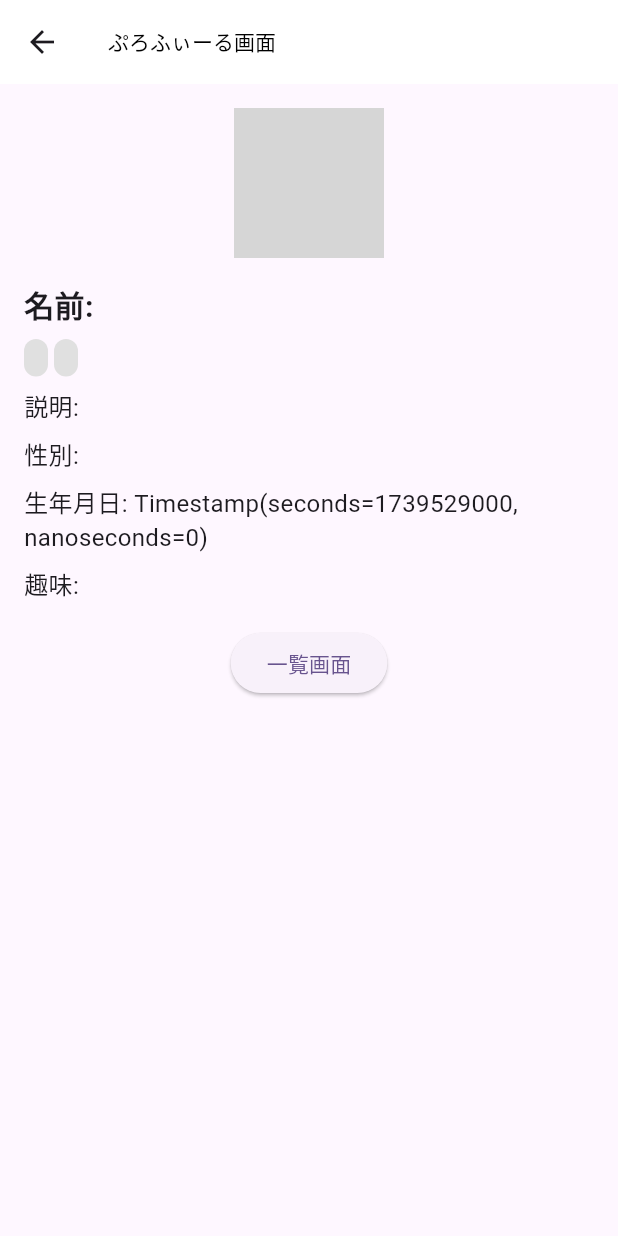
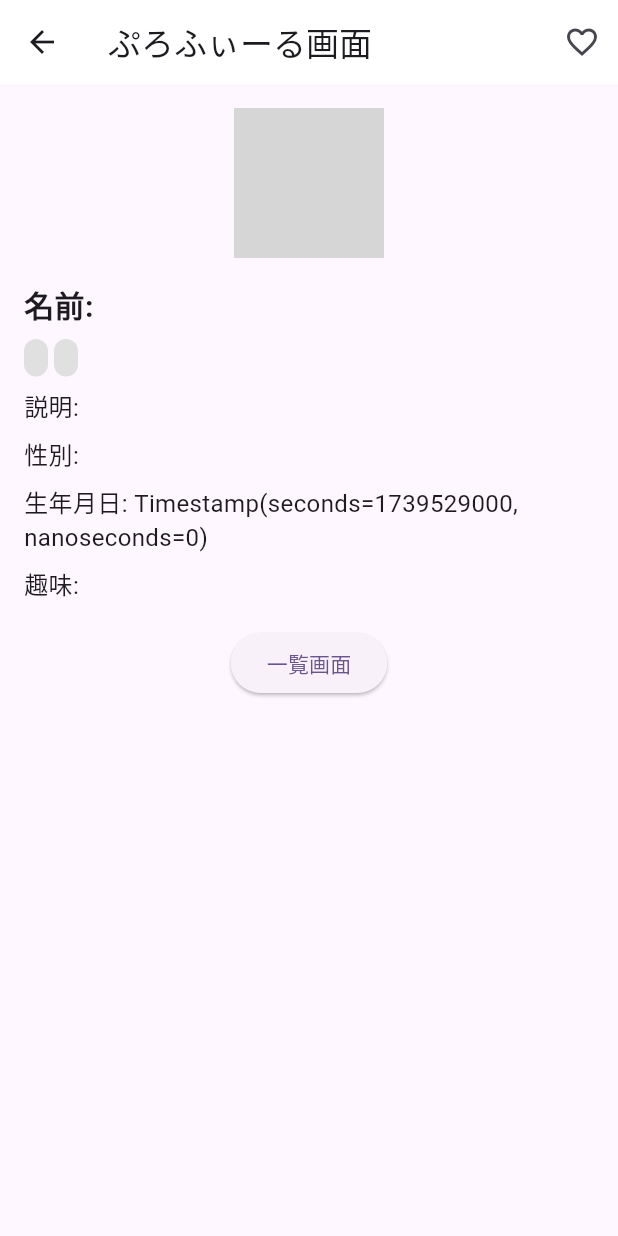
Before and after one commit to jyogi-web/geek2024_vol.22_1, a Flutter app: the ProfileDetailScreen screen opened directly with empty values, on a phone screen of 412 x 824 dp. Run offline on Flutter 3.47's test engine with Material 3 defaults, Android fonts, the phone set to English and light mode, and no system bars; our stand-ins replace cloud_firestore, firebase_auth, firebase_core, flutter_chat_types, flutter_chat_ui, flutter_dotenv and 3 more; accounts and stored records are empty; network calls fail; grey boxes are pictures that could not be loaded.

Commit message:
お気に入り機能実装

```diff
--- a/lib/ui/home/ProfileDetailScreen.dart
+++ b/lib/ui/home/ProfileDetailScreen.dart
@@ -1,33 +1,73 @@
 import 'package:flutter/material.dart';
 import 'package:cloud_firestore/cloud_firestore.dart';
 
-class ProfileDetailScreen extends StatelessWidget {
+class ProfileDetailScreen extends StatefulWidget {
   final String documentId;
 
   ProfileDetailScreen({required this.documentId});
 
   @override
+  _ProfileDetailScreenState createState() => _ProfileDetailScreenState();
+}
+
+class _ProfileDetailScreenState extends State<ProfileDetailScreen> {
+  bool isFavorite = false;
+  Map<String, dynamic>? profile;
+
+  @override
+  void initState() {
+    super.initState();
+    _fetchProfileData();
+  }
+
+  // Firestore からプロフィールデータを取得
+  void _fetchProfileData() async {
+    DocumentSnapshot doc = await FirebaseFirestore.instance.collection('profiles').doc(widget.documentId).get();
+    if (doc.exists) {
+      setState(() {
+        profile = doc.data() as Map<String, dynamic>?;
+        isFavorite = profile?['isFavorite'] ?? false;
+      });
+    }
+  }
+
+  // お気に入りを切り替える
+  void _toggleFavorite() {
+    setState(() {
+      isFavorite = !isFavorite;
+    });
+
+    FirebaseFirestore.instance.collection('profiles').doc(widget.documentId).update({
+      'isFavorite': isFavorite,
+    });
+  }
+
+  @override
   Widget build(BuildContext context) {
+    if (profile == null) {
+      return Scaffold(
+        appBar: AppBar(
+          title: Text("プロフィール詳細"),
+          backgroundColor: Colors.white,
+          elevation: 0,
+        ),
+        body: Center(child: CircularProgressIndicator()),
+      );
+    }
+
     return Scaffold(
       appBar: AppBar(
         title: Text("ぷろふぃーる画面"),
         backgroundColor: Colors.white,
         elevation: 0,
-        titleTextStyle: TextStyle(color: Colors.black),
+        actions: [
+          IconButton(
+            icon: Icon(isFavorite ? Icons.favorite : Icons.favorite_border, color: isFavorite ? Colors.red : null),
+            onPressed: _toggleFavorite,
           ),
-      body: FutureBuilder<DocumentSnapshot>(
-        future: FirebaseFirestore.instance.collection('profiles').doc(documentId).get(),
-        builder: (context, snapshot) {
-          if (snapshot.connectionState == ConnectionState.waiting) {
-            return Center(child: CircularProgressIndicator());
-          }
-          if (!snapshot.hasData || !snapshot.data!.exists) {
-            return Center(child: Text("プロフィールが見つかりません"));
-          }
-
-          var profile = snapshot.data!.data() as Map<String, dynamic>;
-
-          return Padding(
+        ],
+      ),
+      body: Padding(
         padding: EdgeInsets.all(16.0),
         child: Column(
           crossAxisAlignment: CrossAxisAlignment.start,
@@ -35,27 +75,27 @@ class ProfileDetailScreen extends StatelessWidget {
             Center(
               child: CircleAvatar(
                 radius: 50,
-                    backgroundImage: profile['imageUrl'] != null ? NetworkImage(profile['imageUrl']) : null,
-                    child: profile['imageUrl'] == null ? Icon(Icons.person, size: 50) : null,
+                backgroundImage: profile?['imageUrl'] != null ? NetworkImage(profile!['imageUrl']) : null,
+                child: profile?['imageUrl'] == null ? Icon(Icons.person, size: 50) : null,
               ),
             ),
             SizedBox(height: 16),
-                Text("名前: ${profile['name'] ?? '名前なし'}", style: TextStyle(fontSize: 20, fontWeight: FontWeight.bold)),
+            Text("名前: ${profile?['name'] ?? '名前なし'}", style: TextStyle(fontSize: 20, fontWeight: FontWeight.bold)),
             SizedBox(height: 8),
             Row(
               children: [
-                    if (profile['tag1'] != null) _buildTag(profile['tag1']),
-                    if (profile['tag2'] != null) _buildTag(profile['tag2']),
+                if (profile?['tag1'] != null) _buildTag(profile!['tag1']),
+                if (profile?['tag2'] != null) _buildTag(profile!['tag2']),
               ],
             ),
             SizedBox(height: 8),
-                Text("説明: ${profile['description'] ?? 'なし'}", style: TextStyle(fontSize: 16)),
+            Text("説明: ${profile?['description'] ?? 'なし'}", style: TextStyle(fontSize: 16)),
             SizedBox(height: 8),
-                Text("性別: ${profile['gender'] ?? '不明'}", style: TextStyle(fontSize: 16)),
+            Text("性別: ${profile?['gender'] ?? '不明'}", style: TextStyle(fontSize: 16)),
             SizedBox(height: 8),
-                Text("生年月日: ${profile['birthDate'] ?? '?'}", style: TextStyle(fontSize: 16)),
+            Text("生年月日: ${profile?['birthDate'] ?? '?'}", style: TextStyle(fontSize: 16)),
             SizedBox(height: 8),
-                Text("趣味: ${profile['hobbies'] ?? 'なし'}", style: TextStyle(fontSize: 16)),
+            Text("趣味: ${profile?['hobbies'] ?? 'なし'}", style: TextStyle(fontSize: 16)),
             SizedBox(height: 16),
             Center(
               child: ElevatedButton(
@@ -67,8 +107,6 @@ class ProfileDetailScreen extends StatelessWidget {
             ),
           ],
         ),
-          );
-        },
       ),
     );
   }
```
Also changed, not shown: lib/ui/favorite/favorite_page.dart (+37 -0 lines), lib/ui/home/ProfileCard.dart (+39 -18 lines), lib/ui/home/ProfileListScreen.dart (+14 -58 lines), lib/ui/home/home_page.dart (+2 -8 lines). Lines whose indentation alone changed are shown as unchanged.
